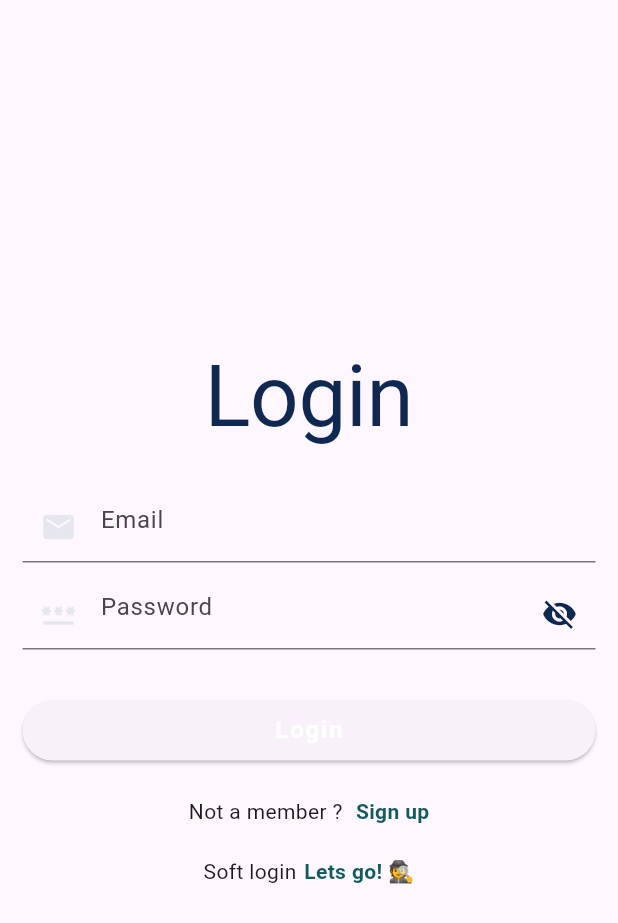
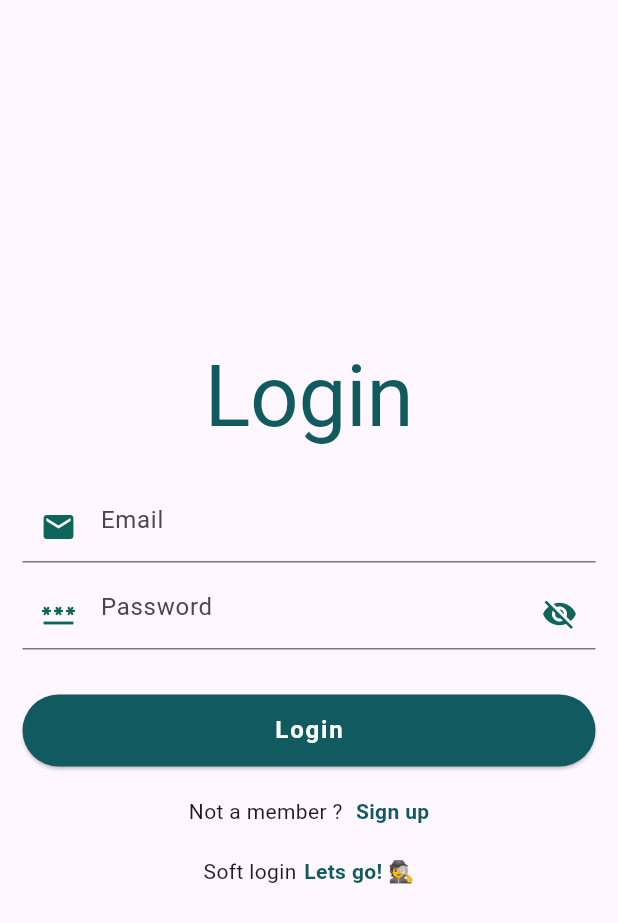
Before and after one commit to eslamohammed/pertium_finance, a Flutter app: the SignUpPage screen opened by its route, after a tap on "Login", on a phone screen of 412 x 824 dp. Shown: the top 923 px of the screen. Run offline on Flutter 3.47's test engine with Material 3 defaults, Android fonts, the phone set to English and light mode, and no system bars; our stand-ins replace flutter_svg, fluttertoast.

Commit message:
Refactor: Improve UI and navigation in login and form fields
Updated the styling of the login title to use `ColorManager.primary`.
Corrected the navigation in the login page "Lets go!" button to navigate to `Routes.homeScreen`.
Renamed the `homeRoute` in `routes.dart` to `homeScreen` for clarity and added the `HomeScreen` to the route mapping.
Styled the custom button with a primary background color and white text.
Adjusted the icon colors in the form container widget to use `ColorManager.secondary` and `ColorManager.primary` for better visual consistency.

```diff
--- a/lib/Widgets/custom_button.dart
+++ b/lib/Widgets/custom_button.dart
@@ -1,5 +1,6 @@
 import 'package:flutter/material.dart';
 
+import '../utils/color_manager.dart';
 import '../utils/style_manager.dart';
 
 
@@ -15,9 +16,16 @@ class CustomButton extends StatelessWidget {
       width: double.infinity,
       child: ElevatedButton(
         onPressed: onClick,
+        style: ElevatedButton.styleFrom(
+          backgroundColor: ColorManager.primary, // غيّر اللون كما تشاء
+          padding: EdgeInsets.symmetric(horizontal: 24, vertical: 12),
+          shape: RoundedRectangleBorder(
+            borderRadius: BorderRadius.circular(50),
+          ),
+        ),
         child: Text(
           label,
-          style: buttonText1.copyWith(color: Colors.white),
+          style: buttonText1.copyWith(color: ColorManager.white),
         ),
       ),
     );
--- a/lib/Widgets/form_container_widget.dart
+++ b/lib/Widgets/form_container_widget.dart
@@ -51,11 +51,11 @@ class _FormContainerWidgetState extends State<FormContainerWidget> {
           prefixIcon: widget.isPasswordField == true
               ? Icon(
                   Icons.password,
-                  color: ColorManager.lightGrey,
+                  color: ColorManager.secondary,
                 )
               : Icon(
                   Icons.email,
-                  color: ColorManager.lightGrey,
+                  color: ColorManager.secondary,
                 ),
           suffixIcon: GestureDetector(
             onTap: () {
@@ -68,7 +68,7 @@ class _FormContainerWidgetState extends State<FormContainerWidget> {
                     _obscureText ? Icons.visibility_off : Icons.visibility,
                     color: _obscureText == false
                         ? ColorManager.primary
-                        : ColorManager.darkBlue,
+                        : ColorManager.secondary,
                   )
                 : const Text(""),
           ),
--- a/lib/screens/login/login_view.dart
+++ b/lib/screens/login/login_view.dart
@@ -17,10 +17,6 @@ class LoginPage extends StatefulWidget {
 }
 
 class _LoginPageState extends State<LoginPage> {
-  // bool _isSigning = false;
-
-  // final FirebaseAuthService _auth = FirebaseAuthService();
-
   final TextEditingController _emailController = TextEditingController();
   final TextEditingController _passwordController = TextEditingController();
 
@@ -45,7 +41,7 @@ class _LoginPageState extends State<LoginPage> {
                 style: Theme.of(context)
                     .textTheme
                     .displayLarge
-                    ?.copyWith(color: ColorManager.darkBlue),
+                    ?.copyWith(color: ColorManager.primary),
               ),
               const SizedBox(
                 height: 30,
@@ -107,7 +103,7 @@ class _LoginPageState extends State<LoginPage> {
                   ),
                   GestureDetector(
                         onTap: () async {
-                          // Navigator.of(context).pushReplacementNamed(Routes.mainScreen);
+                          Navigator.of(context).pushReplacementNamed(Routes.homeScreen);
                       },
                       child: Text(
                         "Lets go! 🕵️",
--- a/lib/utils/routes.dart
+++ b/lib/utils/routes.dart
@@ -4,11 +4,12 @@ import 'package:pretium_finance/screens/login/login_view.dart';
 import 'package:pretium_finance/screens/onboarding/OnBoardingView.dart';
 import 'package:pretium_finance/screens/register/register_view.dart';
 import 'package:pretium_finance/screens/splash/splash_view.dart';
+import '../screens/home/home_screen.dart';
 import 'color_manager.dart';
 
 class Routes {
   static const String splashRoute = "/";
-  static const String homeRoute = "/main";
+  static const String homeScreen = "/main";
   static const String detailsRoute = "/details";
   static const String onBoardingRoute = "/onBoarding";
   static const String registerRoute = "/register";
@@ -24,17 +25,12 @@ class RouteGenerator {
         return MaterialPageRoute(builder: (_) => const SplashView());
       case Routes.onBoardingRoute:
         return MaterialPageRoute(builder: (_) => const OnBoardingView());
-        case Routes.loginRoute:
+      case Routes.loginRoute:
         return MaterialPageRoute(builder: (_) => const LoginPage());
       case Routes.registerRoute:
         return MaterialPageRoute(builder: (_) => const SignUpPage());
-      // case Routes.homeRoute:
-      //   return MaterialPageRoute(builder: (_) => const ProductListScreen());
-      // case Routes.detailsRoute:
-      //   final product = settings.arguments as Product;
-      //   return MaterialPageRoute(
-      //     builder: (_) => ProductDetailScreen(product: product),
-      //   );
+      case Routes.homeScreen:
+        return MaterialPageRoute(builder: (_) => const HomeScreen());
       default:
         return unDefinedRoute();
     }
```
